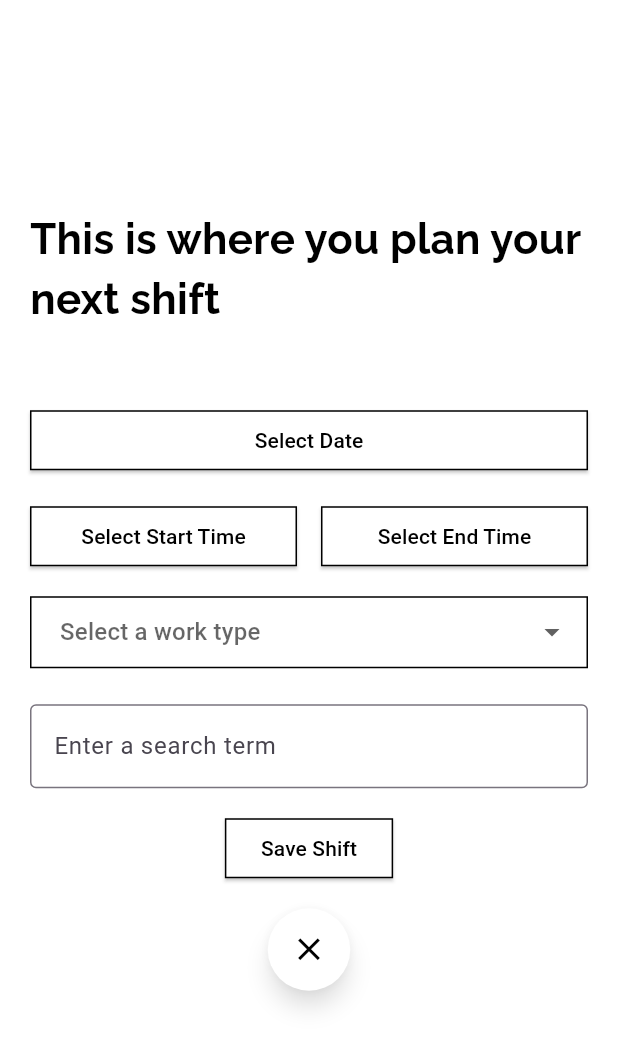
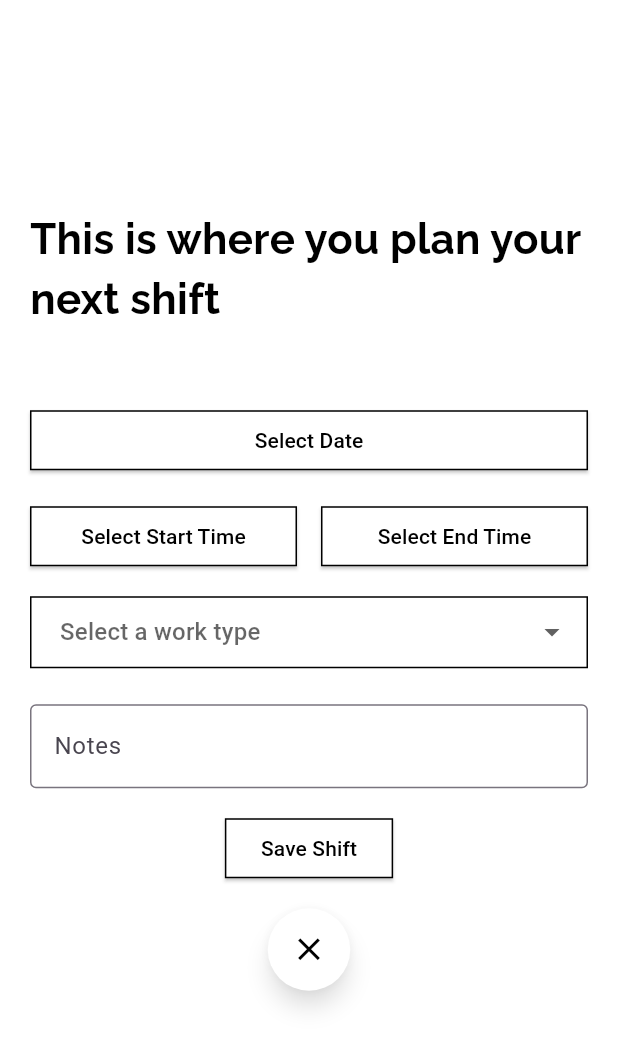
Before and after one commit to konkazazis/onion, a Flutter app: the DashboardScreen screen opened directly with empty values, after a tap on the "add" icon, on a phone screen of 412 x 824 dp. Shown: the top 1047 px of the screen. Run offline on Flutter 3.47's test engine with Material 3 defaults, Android fonts, the phone set to English and light mode, and no system bars; our stand-ins replace cloud_firestore, firebase_auth, firebase_core, fluttertoast, google_fonts, table_calendar; accounts and stored records are empty; generated files the repository leaves out were written again.

Commit message:
visual fixes

```diff
--- a/lib/dashboard_screen.dart
+++ b/lib/dashboard_screen.dart
@@ -191,7 +191,12 @@ class _DashboardScreenState extends State<DashboardScreen> {
                                 leading: const Icon(Icons.event),
                                 title: Text(eventName),
                                 subtitle: Text(
-                                  "$eventDate\n$shiftStart - $shiftEnd\n$notes",
+                                  [
+                                    eventDate,
+                                    "$shiftStart - $shiftEnd",
+                                    if (notes.trim().isNotEmpty)
+                                      notes, // Only include if not empty
+                                  ].join('\n'),
                                 ),
                               ),
                             );
@@ -209,7 +214,7 @@ class _DashboardScreenState extends State<DashboardScreen> {
                 mainAxisAlignment: MainAxisAlignment.spaceEvenly,
                 children: [
                   ShiftCard(
-                    title: "Total hours this month",
+                    title: "Total hours this month :",
                     hours:
                         "${totalMonthlyDuration.inHours}h ${totalMonthlyDuration.inMinutes.remainder(60)}m",
                     earnings: "\$120",
--- a/lib/shift_scheduler.dart
+++ b/lib/shift_scheduler.dart
@@ -16,7 +16,7 @@ class _ShiftSchedulerState extends State<ShiftScheduler> {
   TimeOfDay? startTime;
   TimeOfDay? endTime;
   String? selectedWorkType;
-  String? notes;
+  String notes = "";
 
   final List<String> workTypes = [
     'Morning',
@@ -35,13 +35,15 @@ class _ShiftSchedulerState extends State<ShiftScheduler> {
       DateTime endDateTime = DateTime(eventDate.year, eventDate.month,
           eventDate.day, endTime.hour, endTime.minute);
 
+      print("notes $notes");
+
       await FirebaseFirestore.instance.collection('shifts').add({
         'workType': type,
         'startTime': Timestamp.fromDate(startDateTime),
         'endTime': Timestamp.fromDate(endDateTime),
         'userid': userID,
         'date': Timestamp.fromDate(eventDate),
-        'notes': notes
+        'notes': notes.isEmpty ? "" : notes
       });
 
       print("Shift added successfully!");
@@ -84,7 +86,7 @@ class _ShiftSchedulerState extends State<ShiftScheduler> {
         endTime != null &&
         selectedWorkType != null) {
       await addEvent(selectedWorkType, selectedDate!, startTime!, endTime!,
-          widget.userID, notes!);
+          widget.userID, notes);
 
       showDialog(
         context: context,
@@ -241,7 +243,7 @@ class _ShiftSchedulerState extends State<ShiftScheduler> {
                 TextField(
                   decoration: InputDecoration(
                     border: OutlineInputBorder(),
-                    hintText: 'Enter a search term',
+                    hintText: 'Notes',
                   ),
                   onChanged: (value) => setState(() => notes = value),
                 ),
--- a/lib/widgets/shift_card.dart
+++ b/lib/widgets/shift_card.dart
@@ -17,7 +17,13 @@ class ShiftCard extends StatelessWidget {
       child: Card(
         color: Colors.white,
         elevation: 4,
-        shape: RoundedRectangleBorder(borderRadius: BorderRadius.circular(12)),
+        shape: RoundedRectangleBorder(
+          borderRadius: BorderRadius.circular(8),
+          side: BorderSide(
+            color: Colors.grey,
+            width: 1,
+          ),
+        ),
         child: Padding(
           padding: const EdgeInsets.all(16.0),
           child: Column(
@@ -28,7 +34,7 @@ class ShiftCard extends StatelessWidget {
                 style: TextStyle(fontSize: 18, fontWeight: FontWeight.bold),
               ),
               SizedBox(height: 10),
-              Text("Hours Worked: $hours", style: TextStyle(fontSize: 16)),
+              Text("$hours", style: TextStyle(fontSize: 16)),
               SizedBox(height: 5),
               Text("Earnings: $earnings",
                   style: TextStyle(fontSize: 16, fontWeight: FontWeight.w600)),
```
